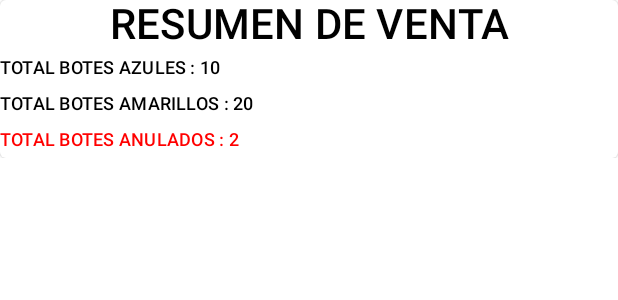
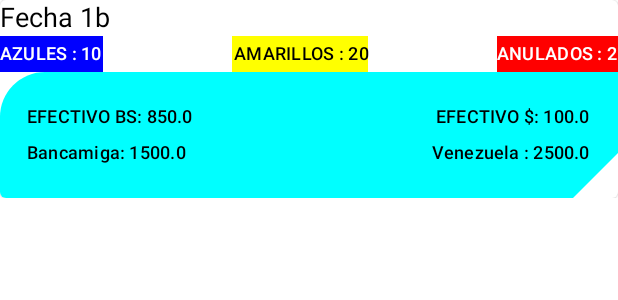
Before and after one commit to carlosmelendezr/BotesReportes, an Android app built with Jetpack Compose: the @Preview function MostarPagosPreview, on a phone screen of 412 x 824 dp. Shown: the top 300 px of the screen. Run offline under Robolectric (Android 15) with nearby library versions, the phone set to English and light mode, and no system bars; our stand-ins replace Firebase (no records; nobody signed in at launch, a user with empty details on screens opened directly).

Commit message:
Data Lista

```diff
--- a/app/src/main/java/com/carleodev/botesrep/ui/ReporteDia.kt
+++ b/app/src/main/java/com/carleodev/botesrep/ui/ReporteDia.kt
@@ -1,8 +1,13 @@
 package com.carleodev.botesrep.ui
 
+import androidx.compose.foundation.background
+import androidx.compose.foundation.horizontalScroll
 import androidx.compose.foundation.layout.*
 import androidx.compose.foundation.lazy.LazyColumn
 import androidx.compose.foundation.lazy.items
+import androidx.compose.foundation.shape.CutCornerShape
+import androidx.compose.foundation.shape.RoundedCornerShape
+import androidx.compose.foundation.verticalScroll
 
 import androidx.compose.material.*
 import androidx.compose.material.icons.Icons
@@ -13,6 +18,7 @@ import androidx.compose.runtime.collectAsState
 import androidx.compose.runtime.getValue
 
 import androidx.compose.ui.Modifier
+import androidx.compose.ui.draw.clip
 import androidx.compose.ui.graphics.Color
 
 
@@ -85,37 +91,97 @@ fun MostarPagos(resumenVenta: ResumenVenta,
         Column()
         {
             Text(
-                text = "RESUMEN DE VENTA",
-                style = MaterialTheme.typography.h6,
-                fontSize = 28.sp,
-                textAlign = TextAlign.Center,
+                text = "Fecha ${resumenVenta.id}",
+                style = MaterialTheme.typography.h5,
+                fontSize = 18.sp,
+                textAlign = TextAlign.Left,
                 modifier = Modifier.fillMaxWidth()
             )
+            Row (modifier = Modifier.fillMaxWidth(),
+                horizontalArrangement = Arrangement.SpaceBetween) {
                 Text(
-                text = "TOTAL BOTES AZULES : ${resumenVenta.boteAzules}",
+                    text = "AZULES : ${resumenVenta.boteAzules}",
+                    style = MaterialTheme.typography.h6,
+                    color = Color.White,
+                    fontSize = 12.sp,
+                    textAlign = TextAlign.Left,
+                    modifier = Modifier.background(Color.Blue)
+                )
+
+                Text(
+                    text = "AMARILLOS : ${resumenVenta.boteAmarillo}",
+                    style = MaterialTheme.typography.h6,
+                    color = Color.Black,
+                    fontSize = 12.sp,
+                    textAlign = TextAlign.Right,
+                    modifier = Modifier.background(Color.Yellow)
+                )
+                Text(
+                    text = "ANULADOS : ${resumenVenta.anulados}",
+                    style = MaterialTheme.typography.h6,
+                    color = Color.White,
+                    fontSize = 12.sp,
+                    textAlign = TextAlign.Left,
+                    modifier = Modifier.background(Color.Red)
+
+                )
+            }
+
+            Box(modifier = Modifier
+                .fillMaxWidth()
+                .clip(RoundedCornerShape(topStart = 30.dp))
+                .clip(CutCornerShape(bottomEnd = 30.dp))
+                .background(Color.Cyan)
+                .padding(18.dp)
+            ) {
+                Column() {
+
+
+                    Row(
+                        modifier = Modifier.fillMaxWidth(),
+                        horizontalArrangement = Arrangement.SpaceBetween
+                    ) {
+                        Text(
+                            text = "EFECTIVO BS: ${resumenVenta.pagosEfectivoBs}",
                             style = MaterialTheme.typography.h6,
                             fontSize = 12.sp,
                             textAlign = TextAlign.Left,
-                modifier = Modifier.fillMaxWidth()
+
                             )
                         Text(
-                text = "TOTAL BOTES AMARILLOS : ${resumenVenta.boteAmarillo}",
+                            text = "EFECTIVO $: ${resumenVenta.pagosDivisa}",
                             style = MaterialTheme.typography.h6,
                             fontSize = 12.sp,
                             textAlign = TextAlign.Left,
-                modifier = Modifier.fillMaxWidth()
+
+                            )
+                    }
+
+                    Row(
+                        modifier = Modifier.fillMaxWidth(),
+                        horizontalArrangement = Arrangement.SpaceBetween
+                    ) {
+                        Text(
+                            text = "Bancamiga: ${resumenVenta.pagosBancaAmiga}",
+                            style = MaterialTheme.typography.h6,
+                            fontSize = 12.sp,
+                            textAlign = TextAlign.Left,
+
                             )
                         Text(
-                text = "TOTAL BOTES ANULADOS : ${resumenVenta.anulados}",
+                            text = "Venezuela : ${resumenVenta.pagosVenezuela}",
                             style = MaterialTheme.typography.h6,
-                color = Color.Red,
                             fontSize = 12.sp,
                             textAlign = TextAlign.Left,
-                modifier = Modifier.fillMaxWidth()
+
                             )
+                    }
+                }
+            }
+
+        }
 
 
-        }
 
     }
 }
```
Lines whose indentation alone changed are shown as unchanged.
